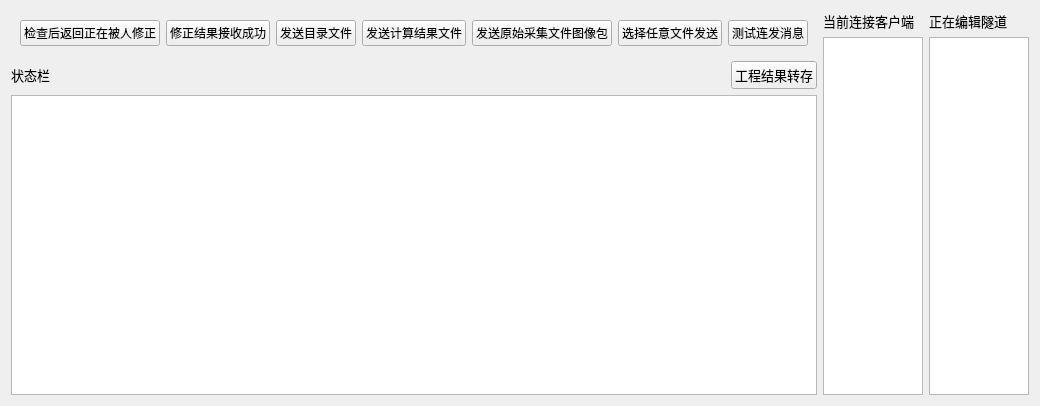
Old version of the form v1.0/module/lz_office_server_main/src/gui/form.ui in the repository fanxiang090909/Railway-Tunnel-Construction-Dlearance-Measure-LanZhou.
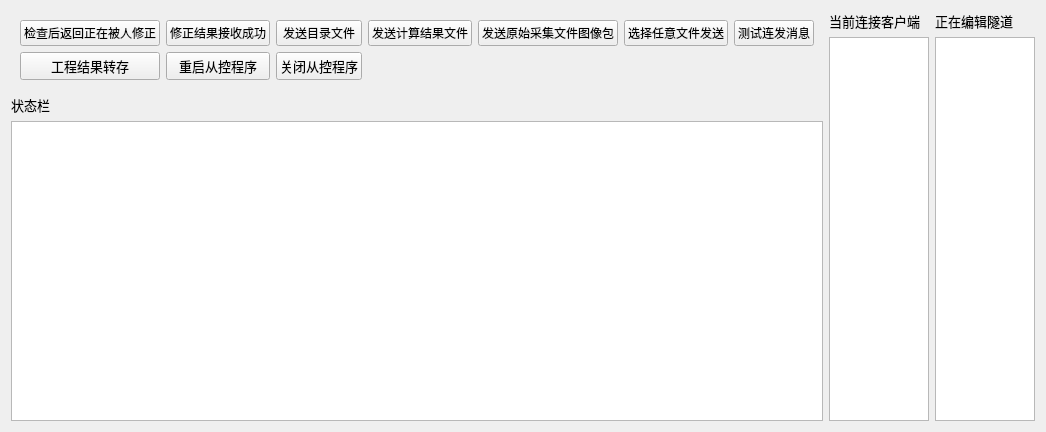
New version of the form. Icons and pictures are not drawn.

What changed in the file:
```diff
--- a/v1.0/module/lz_office_server_main/src/gui/form.ui
+++ b/v1.0/module/lz_office_server_main/src/gui/form.ui
@@ -6,8 +6,8 @@
    <rect>
     <x>0</x>
     <y>0</y>
-    <width>1022</width>
-    <height>367</height>
+    <width>1040</width>
+    <height>428</height>
    </rect>
   </property>
   <property name="windowTitle">
@@ -68,6 +68,56 @@
           </property>
          </widget>
         </item>
+        <item row="1" column="1">
+         <widget class="QPushButton" name="resetSlaveProgramButton">
+          <property name="font">
+           <font>
+            <family>微软雅黑</family>
+            <pointsize>10</pointsize>
+           </font>
+          </property>
+          <property name="text">
+           <string>重启从控程序</string>
+          </property>
+         </widget>
+        </item>
+        <item row="1" column="0">
+         <widget class="QPushButton" name="saveProjDataButton">
+          <property name="font">
+           <font>
+            <family>微软雅黑</family>
+            <pointsize>10</pointsize>
+           </font>
+          </property>
+          <property name="toolTip">
+           <string>&lt;!DOCTYPE HTML PUBLIC &quot;-//W3C//DTD HTML 4.0//EN&quot; &quot;http://www.w3.org/TR/REC-html40/strict.dtd&quot;&gt;
+&lt;html&gt;&lt;head&gt;&lt;meta name=&quot;qrichtext&quot; content=&quot;1&quot; /&gt;&lt;style type=&quot;text/css&quot;&gt;
+p, li { white-space: pre-wrap; }
+&lt;/style&gt;&lt;/head&gt;&lt;body style=&quot; font-family:'微软雅黑'; font-size:11pt; font-weight:400; font-style:normal;&quot;&gt;
+&lt;p style=&quot; margin-top:0px; margin-bottom:0px; margin-left:0px; margin-right:0px; -qt-block-indent:0; text-indent:0px;&quot;&gt;从NAS网络存储设备中下载到本机，只下载工程相关结果&lt;/p&gt;&lt;/body&gt;&lt;/html&gt;</string>
+          </property>
+          <property name="text">
+           <string>工程结果转存</string>
+          </property>
+          <property name="icon">
+           <iconset resource="../../../lz_client_main/resource/icons.qrc">
+            <normaloff>:/image/down_alt.png</normaloff>:/image/down_alt.png</iconset>
+          </property>
+         </widget>
+        </item>
+        <item row="1" column="2">
+         <widget class="QPushButton" name="terminateSlaveProgramButton">
+          <property name="font">
+           <font>
+            <family>微软雅黑</family>
+            <pointsize>10</pointsize>
+           </font>
+          </property>
+          <property name="text">
+           <string>关闭从控程序</string>
+          </property>
+         </widget>
+        </item>
        </layout>
       </widget>
      </item>
@@ -99,30 +149,6 @@
          </property>
         </spacer>
        </item>
-       <item>
-        <widget class="QPushButton" name="pushButton_8">
-         <property name="font">
-          <font>
-           <family>微软雅黑</family>
-           <pointsize>10</pointsize>
-          </font>
-         </property>
-         <property name="toolTip">
-          <string>&lt;!DOCTYPE HTML PUBLIC &quot;-//W3C//DTD HTML 4.0//EN&quot; &quot;http://www.w3.org/TR/REC-html40/strict.dtd&quot;&gt;
-&lt;html&gt;&lt;head&gt;&lt;meta name=&quot;qrichtext&quot; content=&quot;1&quot; /&gt;&lt;style type=&quot;text/css&quot;&gt;
-p, li { white-space: pre-wrap; }
-&lt;/style&gt;&lt;/head&gt;&lt;body style=&quot; font-family:'微软雅黑'; font-size:11pt; font-weight:400; font-style:normal;&quot;&gt;
-&lt;p style=&quot; margin-top:0px; margin-bottom:0px; margin-left:0px; margin-right:0px; -qt-block-indent:0; text-indent:0px;&quot;&gt;从NAS网络存储设备中下载到本机，只下载工程相关结果&lt;/p&gt;&lt;/body&gt;&lt;/html&gt;</string>
-         </property>
-         <property name="text">
-          <string>工程结果转存</string>
-         </property>
-         <property name="icon">
-          <iconset resource="../../../lz_client_main/resource/icons.qrc">
-           <normaloff>:/image/down_alt.png</normaloff>:/image/down_alt.png</iconset>
-         </property>
-        </widget>
-       </item>
       </layout>
      </item>
      <item>
```
